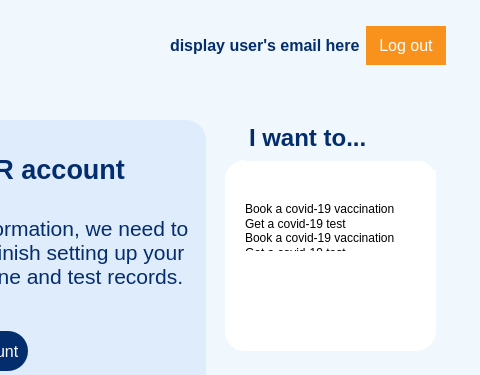
This is MCR-app/mainwindow.ui in maria-gedye/QTapp as Qt 5 draws it before an edit; both pictures show x 345 to 825 and y 0 to 375 of the 825 by 518 pixel window. The edited form follows.
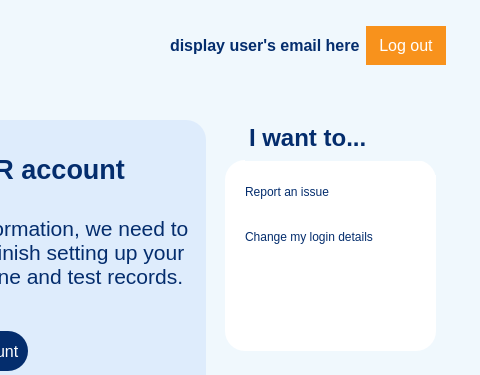
This is the edited form. The open tabs and pages were chosen to show the change. Icons and pictures are not drawn.

Commit message: fixing errors in change login form, making buttons work and visible

The edit to the form file:
```diff
--- a/MCR-app/mainwindow.ui
+++ b/MCR-app/mainwindow.ui
@@ -754,7 +754,7 @@
          <x>20</x>
          <y>10</y>
          <width>191</width>
-         <height>81</height>
+         <height>91</height>
         </rect>
        </property>
        <layout class="QVBoxLayout" name="verticalLayout_2">
@@ -800,78 +800,6 @@
           </property>
          </widget>
         </item>
-
-        <item alignment="Qt::AlignLeft">
-         <widget class="QPushButton" name="pushButton_2booktest">
-          <property name="minimumSize">
-           <size>
-            <width>160</width>
-            <height>20</height>
-           </size>
-          </property>
-          <property name="styleSheet">
-           <string notr="true">text-align:left;</string>
-          </property>
-          <property name="text">
-           <string>Book a covid-19 vaccination</string>
-          </property>
-         </widget>
-        </item>
-        <item alignment="Qt::AlignLeft">
-         <widget class="QPushButton" name="pushButton_2bookvacc">
-          <property name="minimumSize">
-           <size>
-            <width>160</width>
-            <height>20</height>
-           </size>
-          </property>
-          <property name="styleSheet">
-           <string notr="true">text-align: left;</string>
-          </property>
-          <property name="text">
-           <string>Get a covid-19 test</string>
-          </property>
-         </widget>
-        </item>
-        <item alignment="Qt::AlignLeft">
-         <widget class="QPushButton" name="pushButton_2booktest">
-          <property name="minimumSize">
-           <size>
-            <width>160</width>
-            <height>20</height>
-           </size>
-          </property>
-          <property name="cursor">
-           <cursorShape>PointingHandCursor</cursorShape>
-          </property>
-          <property name="styleSheet">
-           <string notr="true">text-align:left;</string>
-          </property>
-          <property name="text">
-           <string>Book a covid-19 vaccination</string>
-          </property>
-         </widget>
-        </item>
-        <item alignment="Qt::AlignLeft">
-         <widget class="QPushButton" name="pushButton_2bookvacc">
-          <property name="minimumSize">
-           <size>
-            <width>160</width>
-            <height>20</height>
-           </size>
-          </property>
-          <property name="cursor">
-           <cursorShape>PointingHandCursor</cursorShape>
-          </property>
-          <property name="styleSheet">
-           <string notr="true">text-align: left;</string>
-          </property>
-          <property name="text">
-           <string>Get a covid-19 test</string>
-          </property>
-         </widget>
-        </item>
-
        </layout>
       </widget>
      </widget>
```
Left out of the diff: 64 changed lines with no effect on the pictures. The commit also changes 6 other files.
